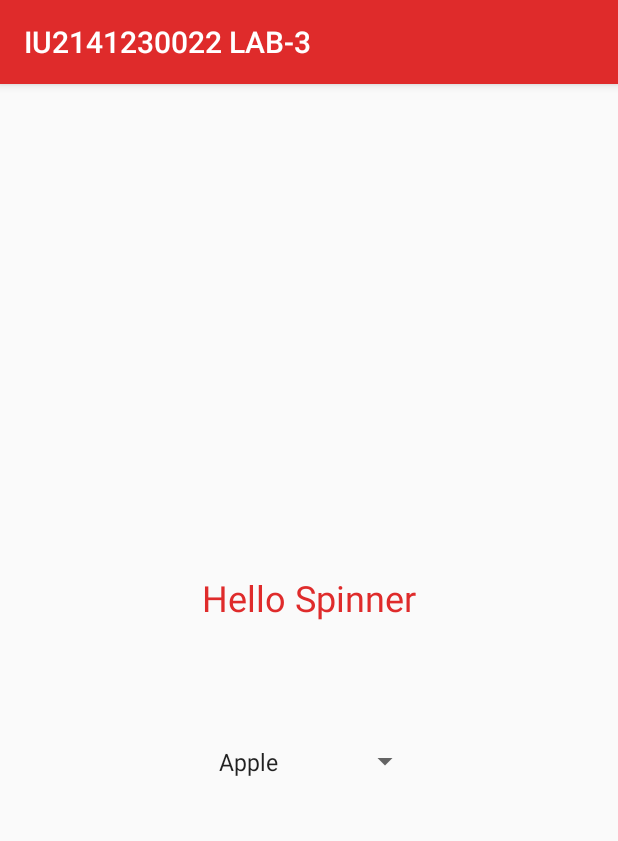
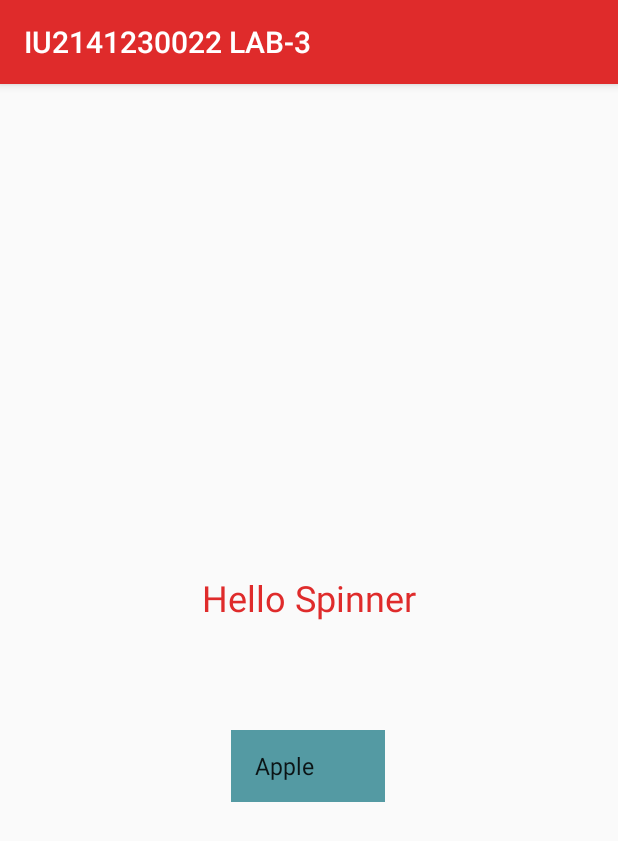
Before and after one commit to JdotDEV/MAD, an Android app: the screen it shows after launch (MainActivity), on a phone screen of 412 x 824 dp. Shown: the top 841 px of the screen. Run offline under Robolectric (Android 15) with nearby library versions, the phone set to English and light mode, and no system bars.

Commit message:
Spinner improved

```diff
--- a/Spinner/app/src/main/res/layout/activity_main.xml
+++ b/Spinner/app/src/main/res/layout/activity_main.xml
@@ -20,10 +20,12 @@
         app:layout_constraintStart_toStartOf="parent"
         app:layout_constraintTop_toTopOf="parent"
         app:layout_constraintVertical_bias="0.443" />
+
     <Spinner
         android:id="@+id/spinner_IU2141230022"
         android:layout_width="wrap_content"
-        android:layout_height="wrap_content"
+        android:layout_height="48dp"
+        android:background="@color/tintblue"
         android:padding="8dp"
         app:layout_constraintBottom_toBottomOf="parent"
         app:layout_constraintEnd_toEndOf="parent"
--- a/Spinner/app/src/main/res/values/colors.xml
+++ b/Spinner/app/src/main/res/values/colors.xml
@@ -3,4 +3,5 @@
     <color name="black">#FF000000</color>
     <color name="white">#FFFFFFFF</color>
     <color name="accent">#DF2B2B</color>
+    <color name="tintblue">#549AA3</color>
 </resources>
```
Also changed, not shown: 3 other files.
